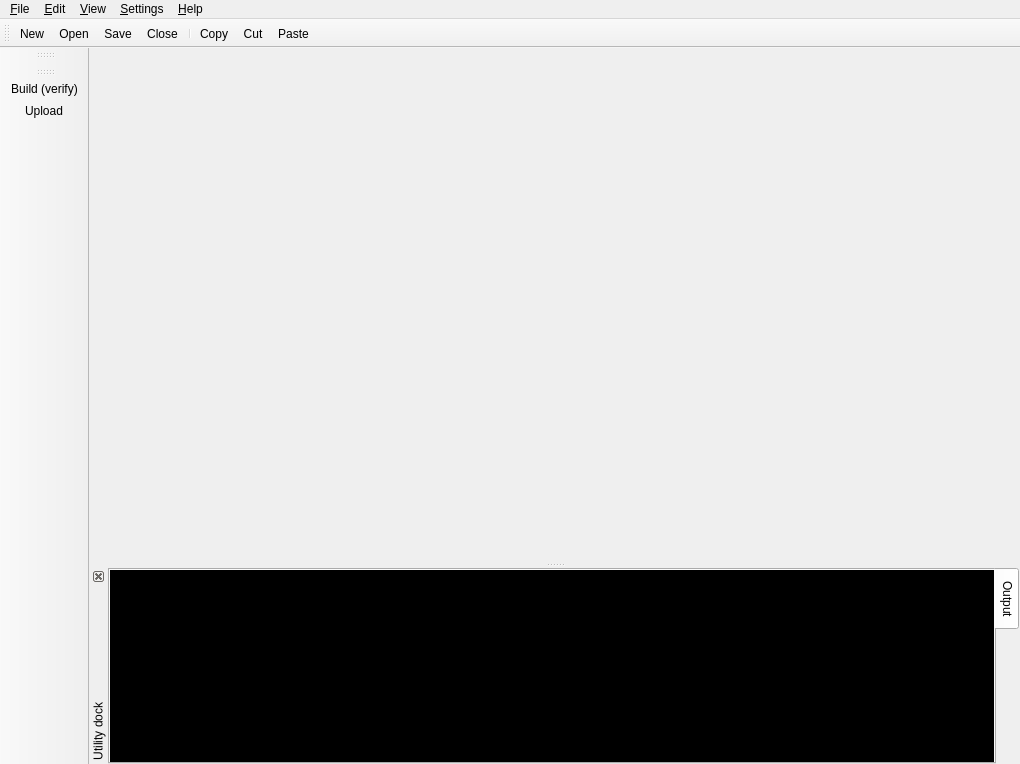
Above: gui/MainWindow.ui from mupuf/arduide before the change. Below: the same form after it.
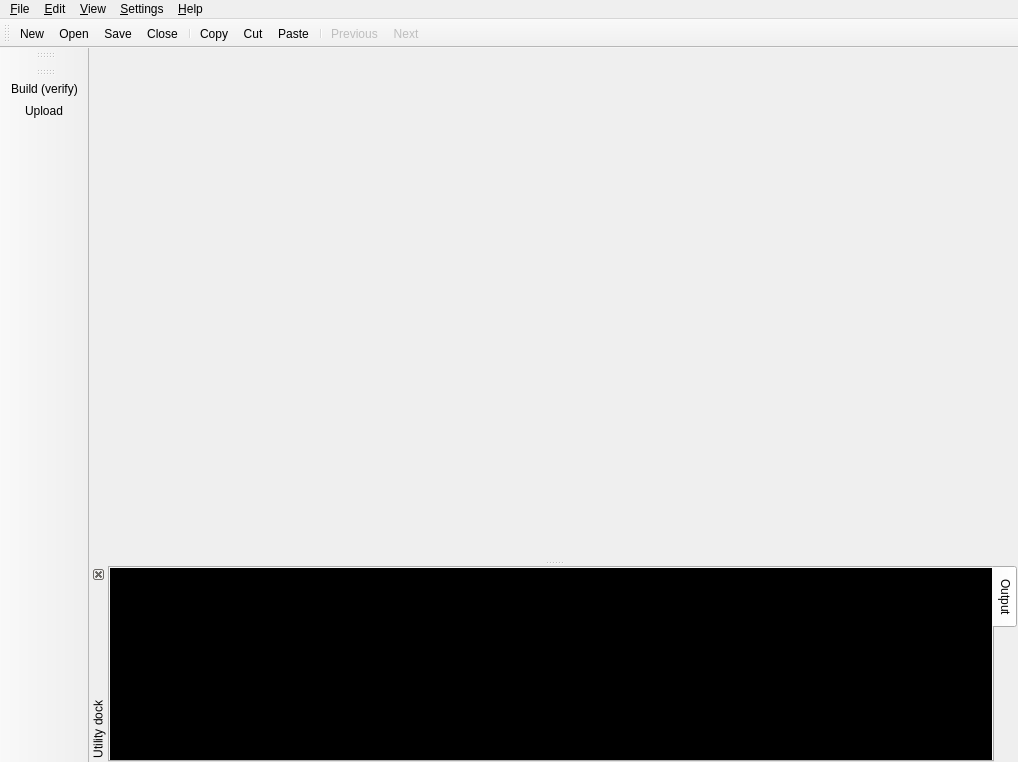
That is the form after the change. Icons and pictures are not drawn. Custom widgets are drawn as their Qt base class.

Commit message: Browser: Implement next/previous (WIP)

What changed in the file:
```diff
--- a/gui/MainWindow.ui
+++ b/gui/MainWindow.ui
@@ -6,8 +6,8 @@
    <rect>
     <x>0</x>
     <y>0</y>
-    <width>1020</width>
-    <height>764</height>
+    <width>1018</width>
+    <height>762</height>
    </rect>
   </property>
   <property name="windowTitle">
@@ -19,7 +19,7 @@
     <rect>
      <x>0</x>
      <y>0</y>
-     <width>1020</width>
+     <width>1018</width>
      <height>20</height>
     </rect>
    </property>
@@ -88,6 +88,9 @@
    <addaction name="action_Copy"/>
    <addaction name="action_Cut"/>
    <addaction name="action_Paste"/>
+   <addaction name="separator"/>
+   <addaction name="action_Prev"/>
+   <addaction name="action_Next"/>
   </widget>
   <widget class="QToolBar" name="deviceToolBar">
    <property name="windowTitle">
@@ -370,6 +373,36 @@
     <string>Ctrl+Shift+Z</string>
    </property>
   </action>
+  <action name="action_Prev">
+   <property name="enabled">
+    <bool>false</bool>
+   </property>
+   <property name="icon">
+    <iconset resource="../resources/images.qrc">
+     <normaloff>:/images/16x16/go-previous.png</normaloff>:/images/16x16/go-previous.png</iconset>
+   </property>
+   <property name="text">
+    <string>Previous</string>
+   </property>
+   <property name="toolTip">
+    <string>Previous</string>
+   </property>
+  </action>
+  <action name="action_Next">
+   <property name="enabled">
+    <bool>false</bool>
+   </property>
+   <property name="icon">
+    <iconset resource="../resources/images.qrc">
+     <normaloff>:/images/16x16/go-next.png</normaloff>:/images/16x16/go-next.png</iconset>
+   </property>
+   <property name="text">
+    <string>Next</string>
+   </property>
+   <property name="toolTip">
+    <string>Next</string>
+   </property>
+  </action>
  </widget>
  <customwidgets>
   <customwidget>
```
The commit also changes 7 other files.
